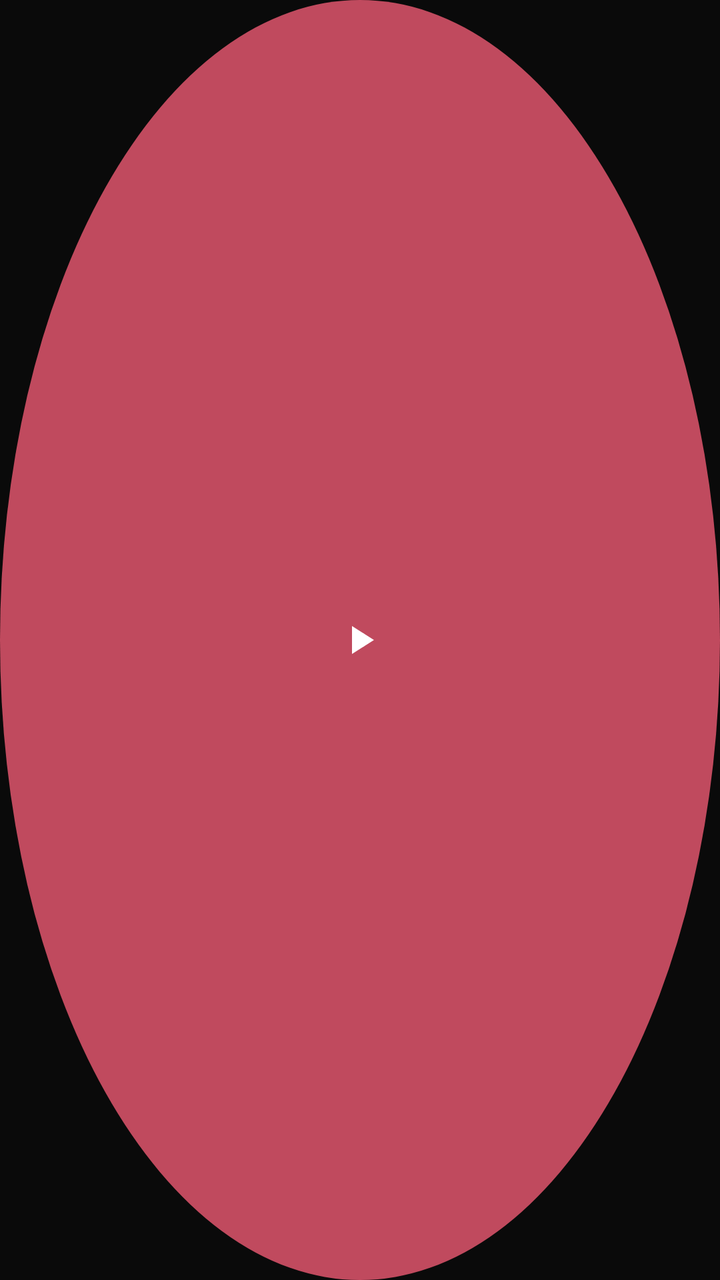
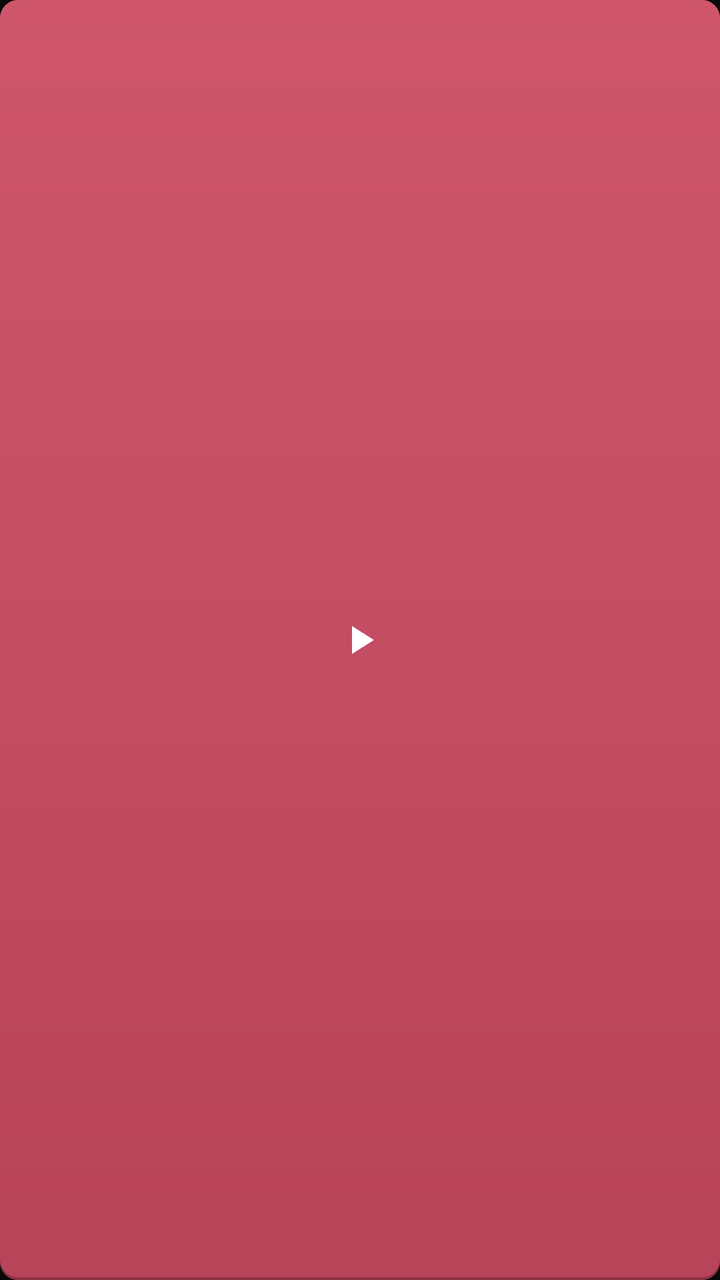

Screens rendered from an Android XML layout before and after an edit, with the pre-edit source and the edit as a unified diff.
<!-- AndroidManifest.xml: application theme Theme.Powerstone -->
<!-- res/layout/widget_play.xml -->
<?xml version="1.0" encoding="utf-8"?>
<ImageButton xmlns:android="http://schemas.android.com/apk/res/android" android:id="@+id/w_play"
    android:layout_width="48dp" android:layout_height="48dp" android:background="@drawable/widget_play_bg"
    android:src="@drawable/w_ic_play" android:contentDescription="Play or pause" />
<!-- resources referenced by this layout -->
<resources>
  <!-- drawable w_ic_play (drawable) -->
  <vector xmlns:android="http://schemas.android.com/apk/res/android" android:width="24dp" android:height="24dp" android:viewportWidth="24" android:viewportHeight="24">
              <path android:fillColor="#FFFFFFFF" android:pathData="M8,5L14,8.82L14,15.18L8,19Z" />
              <path android:fillColor="#FFFFFFFF" android:pathData="M13.5,8.5L19,12L19,12L13.5,15.5Z" />
  </vector>
  <!-- drawable widget_play_bg (drawable) -->
  <shape xmlns:android="http://schemas.android.com/apk/res/android" android:shape="oval">
      <solid android:color="#C04A5E" />
  </shape>
  <style name="Theme.Powerstone" parent="android:Theme.Material.NoActionBar">
          <item name="android:windowBackground">#0A0A0A</item>
          <item name="android:statusBarColor">@android:color/transparent</item>
          <item name="android:navigationBarColor">@android:color/transparent</item>
      </style>
</resources>

<!-- the commit's change to res/layout/widget_play.xml (unified diff, before → after) -->
@@ -1,4 +1,4 @@
 <?xml version="1.0" encoding="utf-8"?>
 <ImageButton xmlns:android="http://schemas.android.com/apk/res/android" android:id="@+id/w_play"
-    android:layout_width="48dp" android:layout_height="48dp" android:background="@drawable/widget_play_bg"
+    android:layout_width="56dp" android:layout_height="40dp" android:background="@drawable/w_key_play"
     android:src="@drawable/w_ic_play" android:contentDescription="Play or pause" />
<!-- resource entries referenced after the edit -->
@@ -5,10 +5,11 @@
               <path android:fillColor="#FFFFFFFF" android:pathData="M8,5L14,8.82L14,15.18L8,19Z" />
               <path android:fillColor="#FFFFFFFF" android:pathData="M13.5,8.5L19,12L19,12L13.5,15.5Z" />
   </vector>
-  <!-- drawable widget_play_bg (drawable) -->
-  <shape xmlns:android="http://schemas.android.com/apk/res/android" android:shape="oval">
-      <solid android:color="#C04A5E" />
-  </shape>
+  <!-- drawable w_key_play (drawable) -->
+  <layer-list xmlns:android="http://schemas.android.com/apk/res/android">
+      <item><shape><solid android:color="#FF8E3243" /><corners android:radius="9dp" /></shape></item>
+      <item android:bottom="1.5dp"><shape><gradient android:angle="270" android:startColor="#FFCF566B" android:endColor="#FFB8445A" /><corners android:radius="9dp" /></shape></item>
+  </layer-list>
   <style name="Theme.Powerstone" parent="android:Theme.Material.NoActionBar">
           <item name="android:windowBackground">#0A0A0A</item>
           <item name="android:statusBarColor">@android:color/transparent</item>
